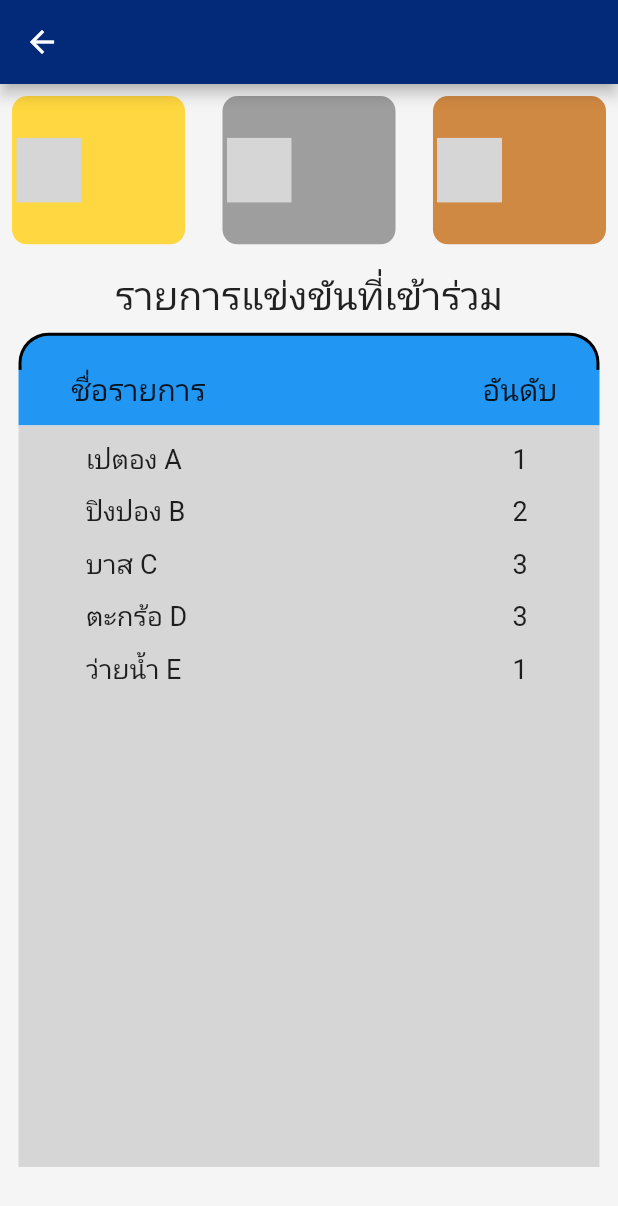
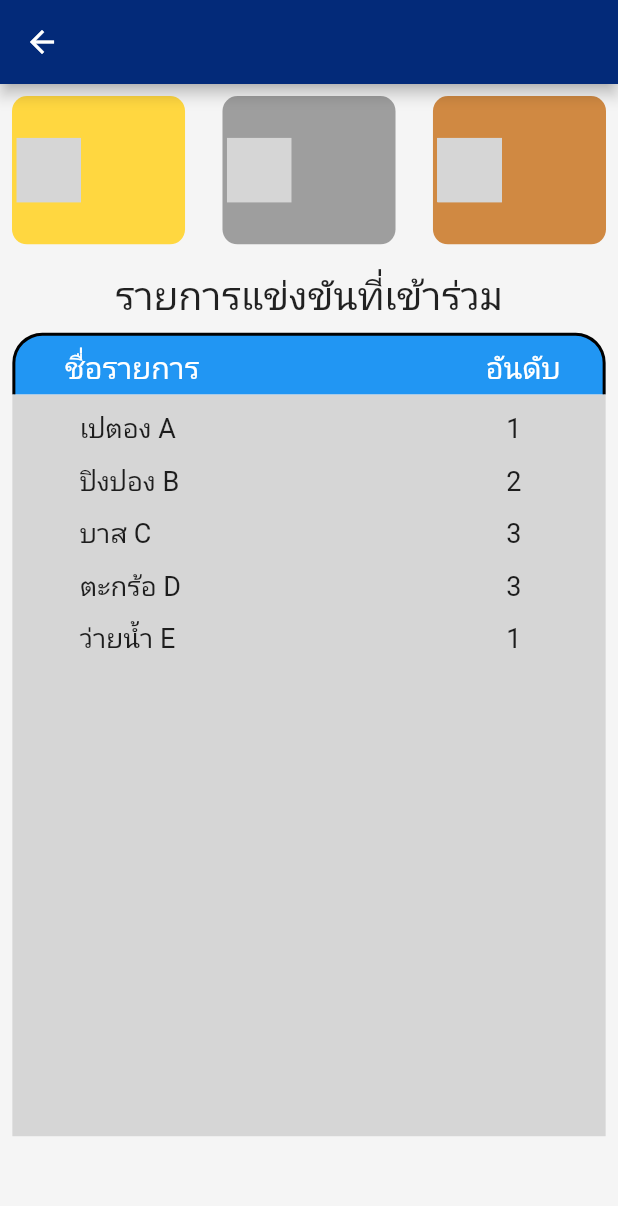
Before and after one commit to wasawin/Moblie_thesis, a Flutter app: the UniversityScoreDetail screen opened directly with empty values, on a phone screen of 412 x 824 dp. Shown: the top 1206 px of the screen. Run offline on Flutter 3.47's test engine with Material 2 defaults, Android fonts, the phone set to English and light mode, and no system bars; our stand-ins replace anim_search_bar, dropdown_button2, file_picker, flutter_image_slideshow, image_picker; missing offline and left inert: dart:ffi, iconify_flutter, multi_image_layout, searchbar_animation; grey boxes are pictures that could not be loaded.

Commit message:
24/2/2566

```diff
--- a/myapp/lib/api/http.dart
+++ b/myapp/lib/api/http.dart
@@ -1,7 +1,7 @@
 import 'package:http/http.dart';
 
 class RequestResult {
-  bool testok;
+  late bool testok;
   dynamic data;
 
 }
--- a/myapp/lib/infosport/info.dart
+++ b/myapp/lib/infosport/info.dart
@@ -5,6 +5,8 @@ import 'package:myapp/infosport/regteam.dart';
 import 'package:myapp/test.dart';
 import 'package:multi_image_layout/multi_image_layout.dart';
 import 'package:myapp/testtt.dart';
+
+import 'addmember.dart';
 
 class info extends StatefulWidget {
   const info({super.key});
@@ -48,7 +50,7 @@ class _infoState extends State<info> {
                             Navigator.push(
                                 context,
                                 MaterialPageRoute(
-                                  builder: (context) => testtt(), //ไว้กดหน้าที่ต้องการไป
+                                  builder: (context) => addmember(), //ไว้กดหน้าที่ต้องการไป
                                 ));
                           },
                           child: Text(
--- a/myapp/lib/infosport/regteam.dart
+++ b/myapp/lib/infosport/regteam.dart
@@ -46,7 +46,7 @@ class _RegisterTeamScreenState extends State<RegisterTeamScreen> {
             ),
             TextFormField(
               decoration: InputDecoration(
-                labelText: 'อีเมล์(ตัวแทน)',
+                labelText: 'อีเมล(ตัวแทน)',
               ),
             ),
             SizedBox(height: 16),
@@ -57,7 +57,7 @@ class _RegisterTeamScreenState extends State<RegisterTeamScreen> {
                 width: 100,
               ),
             ],
-            Row(
+            Column(
               mainAxisAlignment: MainAxisAlignment.spaceEvenly,
               children: <Widget>[
                 ElevatedButton(
@@ -69,7 +69,7 @@ class _RegisterTeamScreenState extends State<RegisterTeamScreen> {
                         onClosing: () {},
                         builder: (BuildContext context) {
                           return Container(
-                            height: 100.0,
+                            height: 100,
                             child: Row(
                               mainAxisAlignment: MainAxisAlignment.spaceAround,
                               children: <Widget>[
@@ -83,7 +83,6 @@ class _RegisterTeamScreenState extends State<RegisterTeamScreen> {
                                         Navigator.pop(context);
                                       },
                                     ),
-                                    Text("กล้องถ่ายรูป"),
                                   ],
                                 ),
                                 Column(
--- a/myapp/lib/unirank/UniversityScoreDetail.dart
+++ b/myapp/lib/unirank/UniversityScoreDetail.dart
@@ -136,9 +136,11 @@ class _UniversityScoreDetailState extends State<UniversityScoreDetail> {
                 style: TextStyle(fontSize: 26),
               ),
             ),
+            Stack(
+              children: [
                 Container(
-              height: MediaQuery.of(context).size.height * 0.03,
-              width: MediaQuery.of(context).size.width*0.94,
+                  height: MediaQuery.of(context).size.height * 0.05,
+                  width: MediaQuery.of(context).size.width * 0.96,
                   decoration: BoxDecoration(
                     color: Colors.blue,
                     borderRadius: BorderRadius.only(
@@ -152,31 +154,36 @@ class _UniversityScoreDetailState extends State<UniversityScoreDetail> {
                     ),
                   ),
                 ),
-            Container(
-              color: Colors.blue,
-              width: MediaQuery.of(context).size.width*0.94,
-              child: Padding(
-                padding: const EdgeInsets.only(left: 35,right: 28,bottom:10),
-                child: Row(
-                  mainAxisAlignment: MainAxisAlignment.spaceBetween,
-                  children: [
-                    Text(
-                      "ชื่อรายการ",
-                      style: TextStyle(fontSize: 20),
-                    ),
-                    Text(
-                      "อันดับ",
-                      style: TextStyle(fontSize: 20),
-                    )
-                  ],
+                Positioned(
+                  left: 35,
+                  top: 10,
+                  child: Text(
+                    'ชื่อรายการ',
+                    style: TextStyle(
+                      fontSize: 20,
+                      color: Colors.white,
                     ),
                   ),
+                ),
+
+                Positioned(
+                  right: 30,
+                  top: 10,
+                  child: Text(
+                    'อันดับ',
+                    style: TextStyle(
+                      fontSize: 20,
+                      color: Colors.white,
+                    ),
+                  ),
+                ),
+              ],
             ),
             SizedBox(
               height: MediaQuery.of(context).size.height *
                   0.60,
                    // set the height to a fixed value
-                   width: MediaQuery.of(context).size.width*0.94,
+                   width: MediaQuery.of(context).size.width * 0.96,
               child: Container(
                 color: Colors.grey[350],
                 child: ListView.builder(
```
Also changed, not shown: myapp/lib/infosport/addmember.dart (+3 -11 lines). Lines whose indentation alone changed are shown as unchanged.
